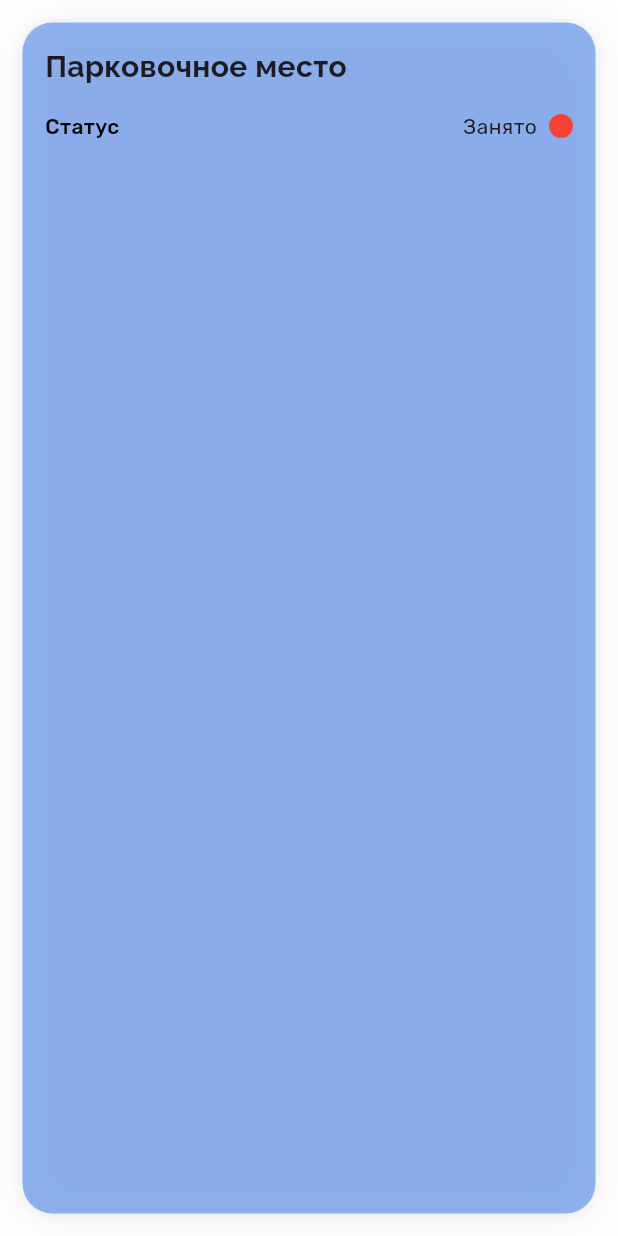
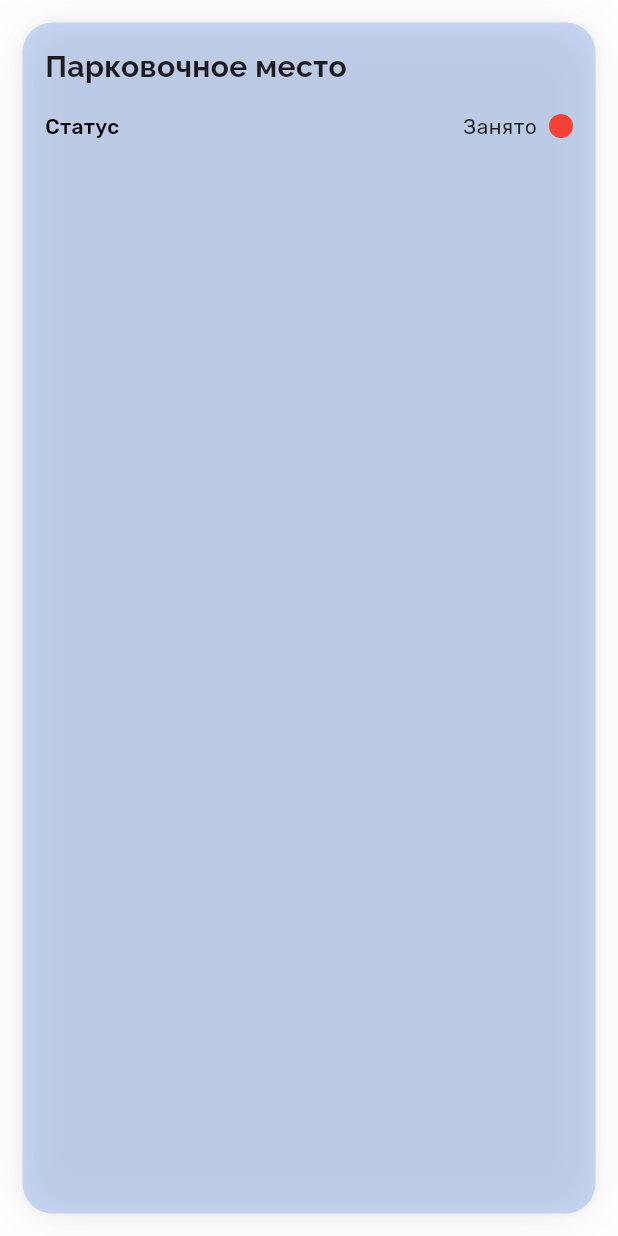
Before and after one commit to vladgaf/parking_future, a Flutter app: the ParkingSlotCard widget shown alone on an empty page, opened directly with empty values, on a phone screen of 412 x 824 dp. Run offline on Flutter 3.47's test engine with Material 3 defaults, Android fonts, the phone set to English and light mode, and no system bars; our stand-ins replace bloc, cached_network_image, dio, equatable, flutter_bloc, flutter_bluetooth_serial and 10 more; accounts and stored records are empty; statements that could not run were skipped.

Commit message:
color fix

```diff
--- a/lib/presentation/fragments/status/widgets/slot_card.dart
+++ b/lib/presentation/fragments/status/widgets/slot_card.dart
@@ -16,7 +16,7 @@ class ParkingSlotCard extends StatelessWidget {
       child: BasicCard(
         margin: const EdgeInsets.all(15),
         padding: const EdgeInsets.all(15),
-        color: !slot.taken ? AppTheme.accent.withOpacity(0.7) : AppTheme.accent,
+        color: !slot.taken ? AppTheme.accent.withOpacity(0.3) : AppTheme.accent,
         child: Column(
           crossAxisAlignment: CrossAxisAlignment.start,
           children: [
```
